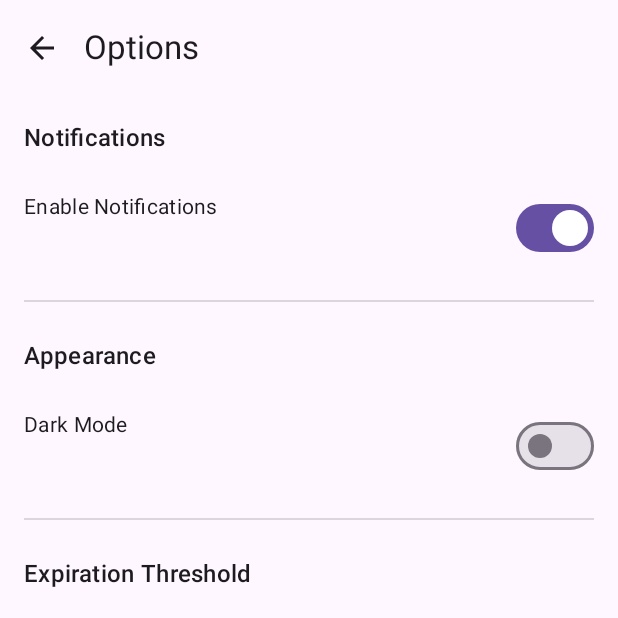
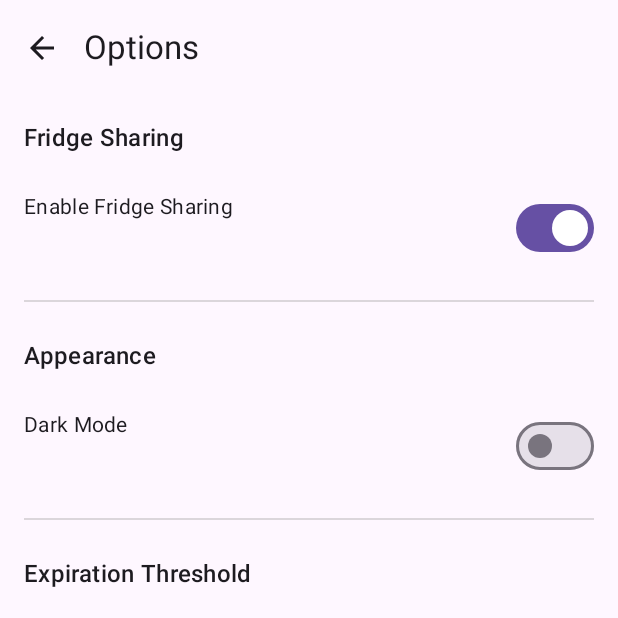
Before and after one commit to CogSP/fridge-scanner-android, an Android app built with Jetpack Compose: the OptionsScreen screen opened through its navigation route, on a phone screen of 412 x 824 dp, the top half of it. Run offline under Robolectric (Android 15) with nearby library versions, the phone set to English and light mode, and no system bars.

Commit message:
Update OptionsScreen

```diff
--- a/app/src/main/java/com/example/fridgescanner/ui/options/OptionsScreen.kt
+++ b/app/src/main/java/com/example/fridgescanner/ui/options/OptionsScreen.kt
@@ -45,12 +45,12 @@ fun OptionsScreen(
             verticalArrangement = Arrangement.spacedBy(24.dp)
         ) {
             // Notifications
-            Text(text = "Notifications", style = MaterialTheme.typography.titleMedium)
+            Text(text = "Fridge Sharing", style = MaterialTheme.typography.titleMedium)
             Row(
                 modifier = Modifier.fillMaxWidth(),
                 horizontalArrangement = Arrangement.SpaceBetween
             ) {
-                Text("Enable Notifications", style = MaterialTheme.typography.bodyMedium)
+                Text("Enable Fridge Sharing", style = MaterialTheme.typography.bodyMedium)
                 Switch(
                     checked = notificationsEnabled,
                     onCheckedChange = { /* handle notifications logic */ }
```
